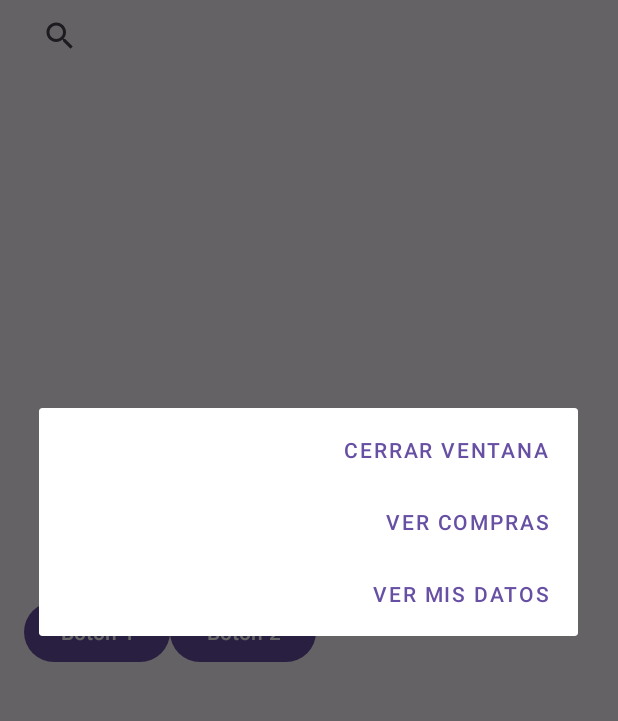
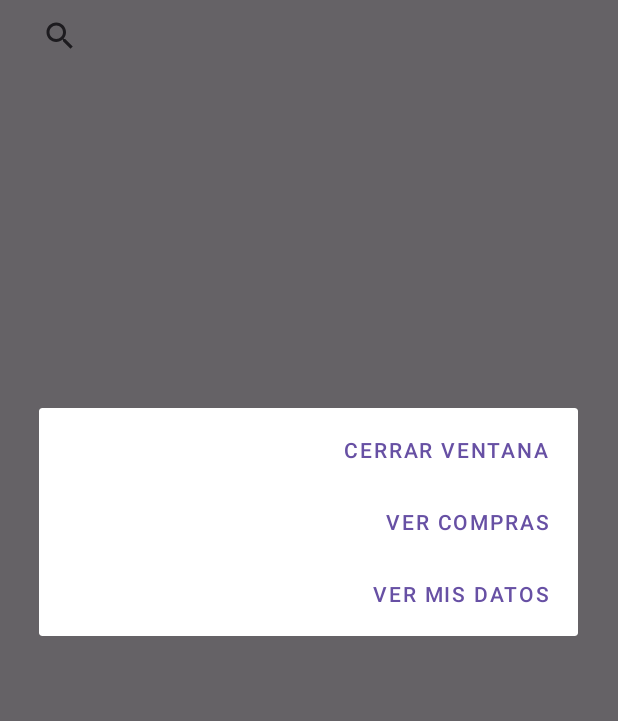
Before and after one commit to anibaler123143423234321/MiAplicativoNegocioMicroservice, an Android app: the EntradaActivity screen opened directly, with no data from a screen before it, after a tap on "Abrir menú", on a phone screen of 412 x 824 dp, the part 96-817 px from its top. Run offline under Robolectric (Android 15) with nearby library versions, the phone set to English and light mode, and no system bars; network calls fail; pictures from the network do not load.

Commit message:
Mejoras para entradaactivity

```diff
--- a/app/src/main/java/com/dagnerchuman/miaplicativonegociomicroservice/activity/EntradaActivity.java
+++ b/app/src/main/java/com/dagnerchuman/miaplicativonegociomicroservice/activity/EntradaActivity.java
@@ -344,10 +344,8 @@ public class EntradaActivity extends AppCompatActivity implements ProductoAdapte
 
     private void obtenerCategorias(Long userNegocioId) {
         ApiServiceCategorias apiServiceCategorias = ConfigApi.getInstanceCategorias(this);
-        Context context = this; // Si te encuentras en una actividad
 
-        String userToken = ApiServiceCategorias.getUserToken(context); // Obtén el token de usuario desde las preferencias
-        Call<List<Categoria>> call = apiServiceCategorias.getAllCategorias("Bearer " + userToken); // Agrega "Bearer " antes del token
+        Call<List<Categoria>> call = apiServiceCategorias.getAllCategorias(); // Agrega "Bearer " antes del token
 
 
         call.enqueue(new Callback<List<Categoria>>() {
@@ -396,4 +394,6 @@ public class EntradaActivity extends AppCompatActivity implements ProductoAdapte
             }
         });
     }
+
+
 }
--- a/app/src/main/java/com/dagnerchuman/miaplicativonegociomicroservice/activity/LoginActivity.java
+++ b/app/src/main/java/com/dagnerchuman/miaplicativonegociomicroservice/activity/LoginActivity.java
@@ -15,6 +15,7 @@ import androidx.appcompat.app.AppCompatActivity;
 import androidx.core.app.ActivityCompat;
 import androidx.core.content.ContextCompat;
 import com.dagnerchuman.miaplicativonegociomicroservice.R;
+import com.dagnerchuman.miaplicativonegociomicroservice.api.ApiServiceNegocio;
 import com.dagnerchuman.miaplicativonegociomicroservice.api.ConfigApi;
 import com.dagnerchuman.miaplicativonegociomicroservice.entity.User;
 import com.dagnerchuman.miaplicativonegociomicroservice.api.ApiService;
@@ -99,13 +100,22 @@ public class LoginActivity extends AppCompatActivity {
     private void handleSuccessfulLogin(User user) {
         if (user != null) {
             String token = user.getToken();
+
             // Guarda los datos del usuario en SharedPreferences
             saveUserData(user);
+
+            // Configura Retrofit con el token Bearer y obtén una instancia de ApiServiceNegocio
+            ApiServiceNegocio apiServiceNegocio = ConfigApi.getInstanceNegocio(this);
+
+            // Realiza las solicitudes utilizando apiServiceNegocio
+            // Ejemplo de cómo usar apiServiceNegocio:
+            // Call<Negocio> negocioCall = apiServiceNegocio.getNegocioById(123L);
 
             // Muestra un mensaje y navega a la siguiente actividad
             showToastAndNavigate("Inicio de sesión exitoso", EntradaActivity.class);
         }
     }
+
 
     private void handleLoginFailure() {
         Log.d("MiApp", "Inicio de sesión fallido");
--- a/app/src/main/java/com/dagnerchuman/miaplicativonegociomicroservice/api/ApiService.java
+++ b/app/src/main/java/com/dagnerchuman/miaplicativonegociomicroservice/api/ApiService.java
@@ -6,6 +6,7 @@ import retrofit2.Call;
 import retrofit2.http.Body;
 import retrofit2.http.GET;
 import retrofit2.http.Header;
+import retrofit2.http.Headers;
 import retrofit2.http.POST;
 
 public interface ApiService {
@@ -13,8 +14,9 @@ public interface ApiService {
     @POST(baseUser + "/sign-in")
     Call<User> signIn(@Body User user);
 
+    @Headers("Authorization: Bearer")
     @GET("api/user")
-    Call<User> getCurrentUser(@Header("Authorization") String token);
+    Call<User> getCurrentUser(@Body User user);
 
 
     @POST(baseUser + "/sign-up")
--- a/app/src/main/java/com/dagnerchuman/miaplicativonegociomicroservice/api/ApiServiceCategorias.java
+++ b/app/src/main/java/com/dagnerchuman/miaplicativonegociomicroservice/api/ApiServiceCategorias.java
@@ -11,25 +11,25 @@ import retrofit2.Call;
 import retrofit2.http.*;
 
 public interface ApiServiceCategorias {
-    String PREFERENCES_NAME = "UserPreferences";
-    public static String getUserToken(Context context) {
-        SharedPreferences sharedPreferences = context.getSharedPreferences(PREFERENCES_NAME, Context.MODE_PRIVATE);
-        return sharedPreferences.getString("userToken", null); // "userToken" es la clave bajo la cual se almacena el token
-    }
-    String baseUser = "api/categoria";
+    String baseUser = "gateway/categoria";
 
+    @Headers("Authorization: Bearer")
     @POST(baseUser)
     Call<Categoria> saveCategoria(@Body Categoria categoria);
 
+    @Headers("Authorization: Bearer")
     @GET(baseUser)
-    Call<List<Categoria>> getAllCategorias(@Header("Authorization") String token);
+    Call<List<Categoria>> getAllCategorias();
 
+    @Headers("Authorization: Bearer")
     @GET(baseUser+"/{categoriaId}")
     Call<Categoria> getCategoriaById(@Path("categoriaId") Long categoriaId);
 
+    @Headers("Authorization: Bearer")
     @PUT(baseUser + "/{categoriaId}")
     Call<Categoria> updateCategoria(@Path("categoriaId") Long categoriaId, @Body Categoria categoria);
 
+    @Headers("Authorization: Bearer")
     @DELETE(baseUser + "/{categoriaId}")
     Call<Void> deleteCategoria(@Path("categoriaId") Long categoriaId);
 }
--- a/app/src/main/java/com/dagnerchuman/miaplicativonegociomicroservice/api/ApiServiceCompras.java
+++ b/app/src/main/java/com/dagnerchuman/miaplicativonegociomicroservice/api/ApiServiceCompras.java
@@ -8,6 +8,7 @@ import retrofit2.Call;
 import retrofit2.http.Body;
 import retrofit2.http.GET;
 import retrofit2.http.Header;
+import retrofit2.http.Headers;
 import retrofit2.http.POST;
 import retrofit2.http.PUT;
 import retrofit2.http.Path;
@@ -16,17 +17,20 @@ public interface ApiServiceCompras {
 
     String baseCompra = "gateway/compra";
 
+    @Headers("Authorization: Bearer")
     @POST(baseCompra)
     Call<Compra> saveCompra(@Body Compra compra);
 
     // En la interfaz ApiServiceCompras
+    @Headers("Authorization: Bearer")
     @GET(baseCompra + "/{userId}") // Cambia la ruta para incluir el userId
     Call<List<Compra>> getAllComprasOfUser(@Path("userId") Long userId);
 
-
+    @Headers("Authorization: Bearer")
     @PUT(baseCompra + "/{compraId}")
     Call<Compra> updateCompra(@Path("compraId") Long compraId, @Body Compra compra);
 
+    @Headers("Authorization: Bearer")
     @GET(baseCompra + "/all")
     Call<List<Compra>> getAllCompras(@Header("Authorization") String token);
 }
--- a/app/src/main/java/com/dagnerchuman/miaplicativonegociomicroservice/api/ApiServiceNegocio.java
+++ b/app/src/main/java/com/dagnerchuman/miaplicativonegociomicroservice/api/ApiServiceNegocio.java
@@ -10,18 +10,24 @@
         public interface ApiServiceNegocio {
             String baseUser = "gateway/negocios";
 
+            // Agrega un encabezado de autorización Bearer a todas las solicitudes
+            @Headers("Authorization: Bearer")
             @POST(baseUser + "/")
             Call<Negocio> saveNegocio(@Body Negocio negocio);
 
+            @Headers("Authorization: Bearer")
             @GET(baseUser + "/{id}")
             Call<Negocio> getNegocioById(@Path("id") Long id);
+
 
             @GET(baseUser + "/")
             Call<List<Negocio>> getAllNegocios();
 
+            @Headers("Authorization: Bearer")
             @PUT(baseUser + "/{id}")
             Call<Negocio> updateNegocio(@Path("id") Long id, @Body Negocio negocio);
 
+            @Headers("Authorization: Bearer")
             @DELETE(baseUser + "/{id}")
             Call<Void> deleteNegocio(@Path("id") Long id);
         }
--- a/app/src/main/java/com/dagnerchuman/miaplicativonegociomicroservice/api/ApiServiceProductos.java
+++ b/app/src/main/java/com/dagnerchuman/miaplicativonegociomicroservice/api/ApiServiceProductos.java
@@ -8,6 +8,7 @@ import retrofit2.Call;
 import retrofit2.http.Body;
 import retrofit2.http.DELETE;
 import retrofit2.http.GET;
+import retrofit2.http.Headers;
 import retrofit2.http.POST;
 import retrofit2.http.PUT;
 import retrofit2.http.Path;
@@ -17,18 +18,23 @@ public interface ApiServiceProductos {
 
     String baseUser = "gateway/producto";
 
+    @Headers("Authorization: Bearer")
+
     @POST(baseUser)
     Call<Producto> saveProducto(@Body Producto producto);
 
+    @Headers("Authorization: Bearer")
     @DELETE(baseUser + "/{productoId}")
     Call<Void> deleteProducto(@Path("productoId") Long productoId);
 
     @GET(baseUser)
     Call<List<Producto>> getAllProductos();
 
-    @GET(baseUser + "/{productoId}") // Corrección aquí
+    @Headers("Authorization: Bearer")
+    @GET(baseUser + "/{productoId}") // Corrección aqu// í
     Call<Producto> getProductoById(@Path("productoId") Long productoId);
 
+    @Headers("Authorization: Bearer")
     @DELETE(baseUser + "/eliminar-todos")
     Call<Void> deleteAllProductos();
 
@@ -36,6 +42,7 @@ public interface ApiServiceProductos {
     @GET(baseUser + "/siguientes")
     Call<List<Producto>> getSiguientesProductos(@Query("posicion") int posicion, @Query("cantidad") int cantidad);
 
+    @Headers("Authorization: Bearer")
     @PUT(baseUser + "/{productoId}")
     Call<Producto> actualizarProducto(@Path("productoId") Long productoId, @Body Producto nuevoProducto);
 
--- a/app/src/main/java/com/dagnerchuman/miaplicativonegociomicroservice/api/ConfigApi.java
+++ b/app/src/main/java/com/dagnerchuman/miaplicativonegociomicroservice/api/ConfigApi.java
@@ -9,7 +9,7 @@ import retrofit2.converter.gson.GsonConverterFactory;
 
 public class ConfigApi {
     // 10.0.2.2
-    private static final String BASE_URL = "https://eureka-back-ea6beef74bbc.herokuapp.com/";
+    private static final String BASE_URL = "http://192.168.101.16:5555/";
     private static final String SHARED_PREFERENCES_NAME = "UserData";
     private static final String KEY_AUTH_TOKEN = "userToken";
 
@@ -29,7 +29,7 @@ public class ConfigApi {
             httpClient.addInterceptor(chain -> {
                 Request original = chain.request();
                 Request.Builder requestBuilder = original.newBuilder()
-                        .header("Authorization", authToken); // Add your authorization header here
+                        .header("Authorization", "Bearer " + authToken);
                 Request request = requestBuilder.build();
                 return chain.proceed(request);
             });
@@ -52,17 +52,20 @@ public class ConfigApi {
 
         if (apiServiceNegocio == null) {
             OkHttpClient.Builder httpClient = new OkHttpClient.Builder();
+            if (!authToken.isEmpty()) {
+                // Agrega el encabezado de autorización con el token Bearer si authToken no está vacío
                 httpClient.addInterceptor(chain -> {
                     Request original = chain.request();
                     Request.Builder requestBuilder = original.newBuilder()
-                        .header("Authorization", authToken); // Add your authorization header here
+                            .header("Authorization", "Bearer " + authToken);
                     Request request = requestBuilder.build();
                     return chain.proceed(request);
                 });
+            }
 
             Retrofit retrofit = new Retrofit.Builder()
                     .baseUrl(BASE_URL)
-                    .client(httpClient.build()) // Set the custom OkHttpClient
+                    .client(httpClient.build())
                     .addConverterFactory(GsonConverterFactory.create())
                     .build();
 
@@ -81,7 +84,7 @@ public class ConfigApi {
             httpClient.addInterceptor(chain -> {
                 Request original = chain.request();
                 Request.Builder requestBuilder = original.newBuilder()
-                        .header("Authorization", authToken); // Add your authorization header here
+                        .header("Authorization", "Bearer " + authToken);
                 Request request = requestBuilder.build();
                 return chain.proceed(request);
             });
@@ -107,7 +110,7 @@ public class ConfigApi {
             httpClient.addInterceptor(chain -> {
                 Request original = chain.request();
                 Request.Builder requestBuilder = original.newBuilder()
-                        .header("Authorization", authToken); // Add your authorization header here
+                        .header("Authorization", "Bearer " + authToken);
                 Request request = requestBuilder.build();
                 return chain.proceed(request);
             });
@@ -124,6 +127,7 @@ public class ConfigApi {
     }
 
     public static ApiServiceCategorias getInstanceCategorias(Context context) {
+
         // Obtain the token from SharedPreferences
         SharedPreferences sharedPreferences = context.getSharedPreferences(SHARED_PREFERENCES_NAME, Context.MODE_PRIVATE);
         String authToken = sharedPreferences.getString(KEY_AUTH_TOKEN, "");
@@ -133,10 +137,11 @@ public class ConfigApi {
             httpClient.addInterceptor(chain -> {
                 Request original = chain.request();
                 Request.Builder requestBuilder = original.newBuilder()
-                        .header("Authorization", authToken); // Add your authorization header here
+                        .header("Authorization", "Bearer " + authToken);
                 Request request = requestBuilder.build();
                 return chain.proceed(request);
             });
+
 
             Retrofit retrofit = new Retrofit.Builder()
                     .baseUrl(BASE_URL)
--- a/app/src/main/res/layout/activity_entrada.xml
+++ b/app/src/main/res/layout/activity_entrada.xml
@@ -101,16 +101,7 @@
             android:layout_marginEnd="16dp"
             app:layout_constraintTop_toBottomOf="@+id/recyclerView" >
 
-            <!-- Botones deslizantes -->
-            <Button
-                android:layout_width="wrap_content"
-                android:layout_height="wrap_content"
-                android:text="Botón 1" />
 
-            <Button
-                android:layout_width="wrap_content"
-                android:layout_height="wrap_content"
-                android:text="Botón 2" />
 
             <!-- Agrega más botones según sea necesario -->
         </LinearLayout>
```
Lines whose indentation alone changed are shown as unchanged.
